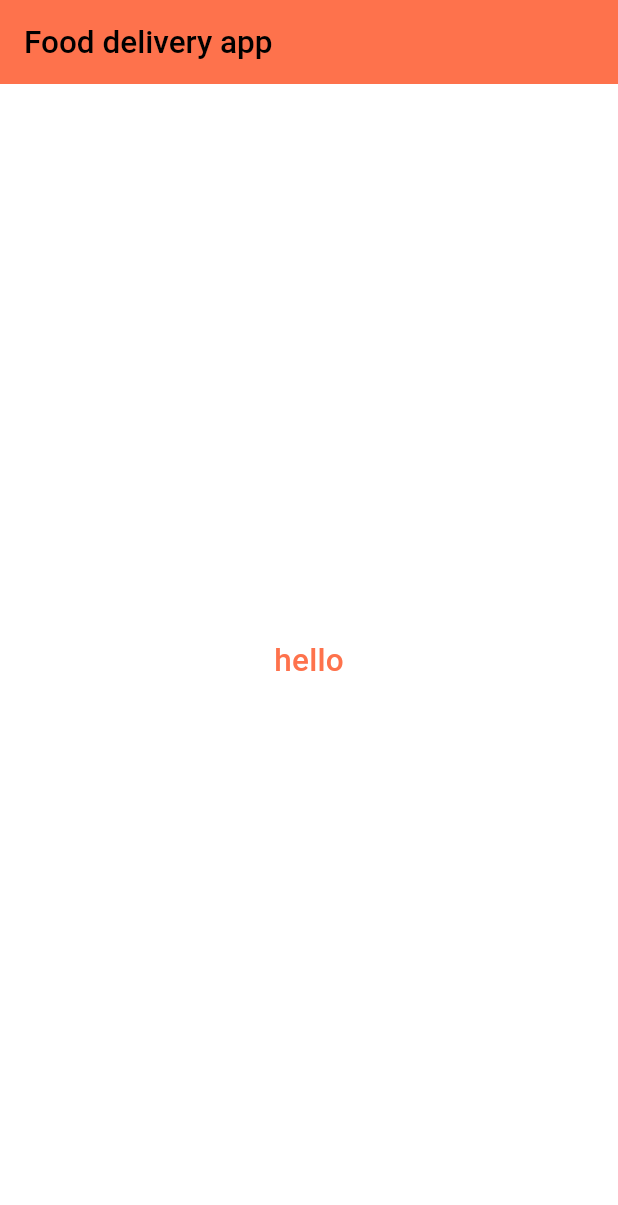
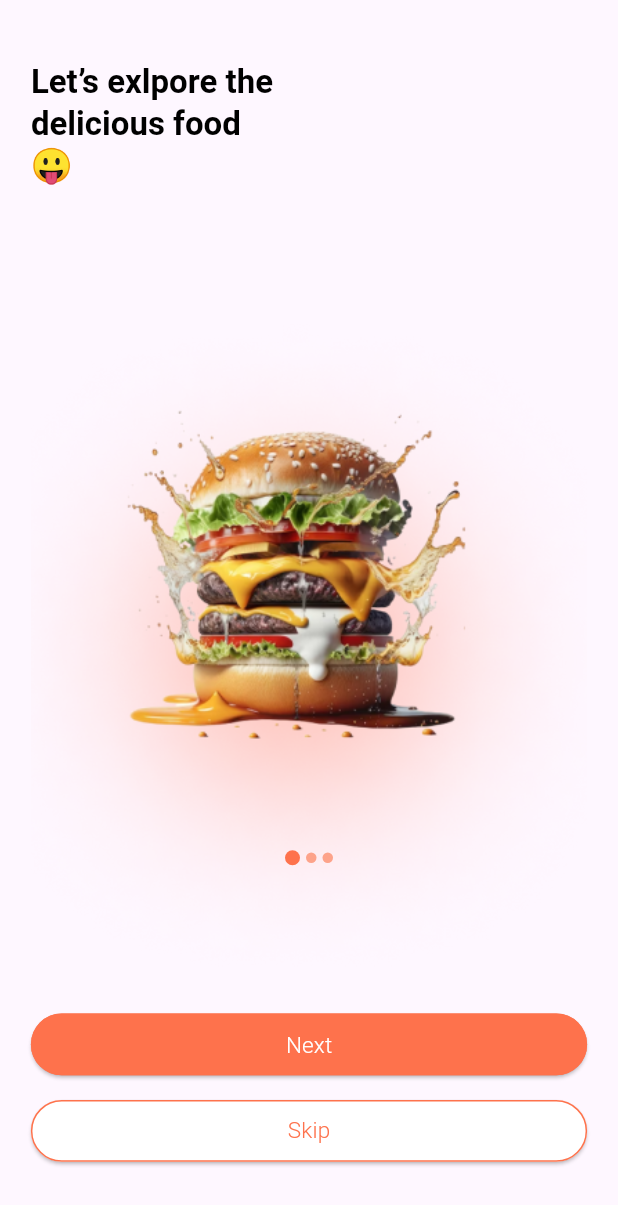
Before and after one commit to blab-sakshi-tiwari-tmp/FoodDeliveryApp, a Flutter app: the screen it shows after launch, on a phone screen of 412 x 824 dp. Shown: the top 1205 px of the screen. Run offline on Flutter 3.47's test engine with Material 3 defaults, Android fonts, the phone set to English and light mode, and no system bars; drawn by our look-alikes of carousel_slider; our stand-ins replace logger; Roboto replaces fonts that are missing (Roboto-Medium, Roboto-Regular).

Commit message:
made the splash and onboarding screen

```diff
--- /dev/null
+++ b/lib/UI/Screens/onboarding_screen.dart
@@ -0,0 +1,256 @@
+import 'package:carousel_slider/carousel_slider.dart';
+import 'package:flutter/material.dart';
+import 'package:food_delivery_app/UI/ReusableWidgets/button.dart';
+import 'package:food_delivery_app/UI/Screens/loginOrSignup.dart';
+import 'package:food_delivery_app/UI/Utils/images.dart';
+import 'package:food_delivery_app/UI/Utils/responsive_function.dart';
+import 'package:food_delivery_app/UI/Utils/strings.dart';
+
+class OnBoardingScreen extends StatefulWidget {
+  const OnBoardingScreen({Key? key}) : super(key: key);
+
+  @override
+  State<OnBoardingScreen> createState() => OnBoardingScreenState();
+}
+
+class OnBoardingScreenState extends State<OnBoardingScreen> {
+  final CarouselController carouselController = CarouselController();
+  int currentCarouselIndex = 0;
+  String isFocused = 'Next';
+  @override
+  Widget build(BuildContext context) {
+    Strings string = Strings();
+    Images img = Images();
+    List carouselOnboardingList = [
+      {
+        "image_id": 1,
+        "image_path": img.imagesMap['burgerBg'],
+        "title": string.stringsMap['onBoarding']['onBoardingHeading1']
+      },
+      {
+        "image_id": 2,
+        "image_path": img.imagesMap['deliveryBoy'],
+        "title": string.stringsMap['onBoarding']['onBoardingHeading2']
+      },
+      {
+        "image_id": 3,
+        "image_path": img.imagesMap['phone'],
+        "title": string.stringsMap['onBoarding']['onBoardingHeading3']
+      },
+    ];
+    ResponsiveCalculator calculator = ResponsiveCalculator(context);
+    // List<Widget> indicators =
+    return Scaffold(
+        body: SafeArea(
+            child: Center(
+                child: Padding(
+      padding: EdgeInsets.symmetric(
+          horizontal: calculator.calculateResponsiveWidth(5),
+          vertical: calculator.calculateResponsiveHeight(5)),
+      child: Container(
+        // color: Colors.amber,
+        height: calculator.calculateResponsiveHeight(90),
+        child: Column(
+          mainAxisAlignment: MainAxisAlignment.spaceBetween,
+          children: [
+            Container(
+              // color: Colors.red,
+              child: Stack(
+                children: [
+                  InkWell(
+                    child: CarouselSlider(
+                        items: carouselOnboardingList
+                            .map((item) => Column(
+                                    mainAxisAlignment:
+                                        MainAxisAlignment.spaceBetween,
+                                    children: [
+                                      Row(
+                                        mainAxisAlignment:
+                                            MainAxisAlignment.start,
+                                        children: [
+                                          Text(item['title'],
+                                              style: Theme.of(context)
+                                                  .textTheme
+                                                  .titleLarge)
+                                        ],
+                                      ),
+                                      // Align(
+                                      //     alignment: Alignment.centerLeft,
+                                      //     child: Visibility(
+                                      //         visible: currentCarouselIndex == 0,
+                                      //         child: Container(
+                                      //           height: calculator
+                                      //               .calculateResponsiveHeight(5),
+                                      //           child: Image(
+                                      //             image: AssetImage(
+                                      //                 img.imagesMap['smily']),
+                                      //           ),
+                                      //         ))),
+                                      Container(
+                                        // color: Colors.green,
+                                        // child:
+                                        //  ClipRect(
+                                        //     child: Container(
+                                        //   width: (MediaQuery.of(context)
+                                        //           .size
+                                        //           .width) +
+                                        //       150,
+                                        //   height: MediaQuery.of(context)
+                                        //           .size
+                                        //           .width +
+                                        //       150,
+                                        child: Image(
+                                            image:
+                                                AssetImage(item['image_path']),
+                                            fit: BoxFit.cover,
+                                            width: (MediaQuery.of(context)
+                                                    .size
+                                                    .width) +
+                                                200,
+                                            height: (MediaQuery.of(context)
+                                                    .size
+                                                    .width) +
+                                                70),
+                                      )
+                                    ]))
+                            .toList(),
+                        carouselController: carouselController,
+                        options: CarouselOptions(
+                          height: calculator.calculateResponsiveHeight(75),
+                          aspectRatio: 2,
+                          viewportFraction: 1,
+                          autoPlay: true,
+                          scrollPhysics: const BouncingScrollPhysics(),
+                          onPageChanged: (index, reason) {
+                            setState(() {
+                              currentCarouselIndex = index;
+                            });
+                          },
+                        )),
+                  ),
+                  Positioned(
+                      bottom: calculator.calculateResponsiveHeight(10),
+                      left: 0,
+                      right: 0,
+                      child: Row(
+                        mainAxisAlignment: MainAxisAlignment.center,
+                        children:
+                            carouselOnboardingList.asMap().entries.map((entry) {
+                          return GestureDetector(
+                            onTap: () => {
+                              carouselController
+                                  .animateToPage(currentCarouselIndex)
+                            },
+                            child: Container(
+                              width: currentCarouselIndex == entry.key ? 10 : 7,
+                              height:
+                                  currentCarouselIndex == entry.key ? 10 : 7,
+                              margin:
+                                  const EdgeInsets.symmetric(horizontal: 2.0),
+                              decoration: BoxDecoration(
+                                borderRadius: BorderRadius.circular(50),
+                                color: currentCarouselIndex == entry.key
+                                    ? const Color(0xffFE724C)
+                                    : const Color(0xffFDA38A),
+                              ),
+                            ),
+                          );
+                        }).toList(),
+                      ))
+                ],
+              ),
+            ),
+            Container(
+              child: Column(
+                children: [
+                  Padding(
+                    padding: EdgeInsets.symmetric(
+                        // horizontal: calculator.calculateResponsiveWidth(5),
+                        vertical: calculator.calculateResponsiveHeight(1)),
+                    child: SizedBox(
+                      width: calculator.calculateResponsiveWidth(100),
+                      height: calculator.calculateResponsiveHeight(5),
+                      child: ElevatedButton(
+                        style: ElevatedButton.styleFrom(
+                          foregroundColor: isFocused == 'Next'
+                              ? Theme.of(context).secondaryHeaderColor
+                              : Theme.of(context).primaryColor,
+                          backgroundColor: isFocused == 'Next'
+                              ? Theme.of(context).primaryColor
+                              : Theme.of(context).secondaryHeaderColor,
+                          padding: const EdgeInsets.all(5.0),
+                          shape: RoundedRectangleBorder(
+                            borderRadius: BorderRadius.circular(30.0),
+                            side: BorderSide(
+                              color: Theme.of(context)
+                                  .primaryColor, // Set your desired border color here
+                              width: 1.0, // Set the width of the border
+                            ),
+                          ),
+                        ),
+                        child: Text(
+                          'Next',
+                          style: Theme.of(context).textTheme.titleSmall,
+                        ),
+                        onPressed: () {
+                          setState(() {
+                            isFocused = 'Next';
+                            logger.w(currentCarouselIndex);
+
+                            currentCarouselIndex = currentCarouselIndex >= 0 ||
+                                    currentCarouselIndex <= 2
+                                ? currentCarouselIndex + 1
+                                : 0;
+                          });
+                        },
+                      ),
+                    ),
+                  ),
+                  Padding(
+                    padding: EdgeInsets.symmetric(
+                        // horizontal: calculator.calculateResponsiveWidth(5),
+                        vertical: calculator.calculateResponsiveHeight(1)),
+                    child: SizedBox(
+                      width: calculator.calculateResponsiveWidth(100),
+                      height: calculator.calculateResponsiveHeight(5),
+                      child: ElevatedButton(
+                        style: ElevatedButton.styleFrom(
+                          foregroundColor: isFocused == 'Skip'
+                              ? Theme.of(context).secondaryHeaderColor
+                              : Theme.of(context).primaryColor,
+                          backgroundColor: isFocused == 'Skip'
+                              ? Theme.of(context).primaryColor
+                              : Theme.of(context).secondaryHeaderColor,
+                          padding: const EdgeInsets.all(5.0),
+                          shape: RoundedRectangleBorder(
+                            borderRadius: BorderRadius.circular(30.0),
+                            side: BorderSide(
+                              color: Theme.of(context)
+                                  .primaryColor, // Set your desired border color here
+                              width: 1.0, // Set the width of the border
+                            ),
+                          ),
+                        ),
+                        child: Text('Skip',
+                            style: Theme.of(context).textTheme.titleMedium),
+                        onPressed: () {
+                          setState(() {
+                            isFocused = 'Skip';
+                          });
+                          Navigator.push(
+                              context,
+                              MaterialPageRoute(
+                                  builder: (context) => const loginOrSignup()));
+                        },
+                      ),
+                    ),
+                  )
+                ],
+              ),
+            )
+          ],
+        ),
+      ),
+    ))));
+  }
+}
--- a/lib/UI/Screens/splash.dart
+++ /dev/null
@@ -1,36 +0,0 @@
-import 'package:flutter/material.dart';
-
-class Splash extends StatefulWidget {
-  const Splash({super.key, required this.title});
-
-  final String title;
-
-  @override
-  State<Splash> createState() => _MyHomePageState();
-}
-
-class _MyHomePageState extends State<Splash> {
-  @override
-  Widget build(BuildContext context) {
-    return Scaffold(
-      appBar: AppBar(
-        backgroundColor: Theme.of(context).colorScheme.primary,
-        title: Text(
-          widget.title,
-          style: Theme.of(context).textTheme.titleLarge,
-        ),
-      ),
-      body: Center(
-        child: Column(
-          mainAxisAlignment: MainAxisAlignment.center,
-          children: <Widget>[
-            Text(
-              'hello',
-              style: Theme.of(context).textTheme.titleMedium,
-            ),
-          ],
-        ),
-      ),
-    );
-  }
-}
--- /dev/null
+++ b/lib/UI/Utils/images.dart
@@ -0,0 +1,12 @@
+class Images {
+  Map<String, dynamic> imagesMap = {
+    'logo': 'assets/images/logo.png',
+    'splashBg': 'assets/images/splashBg.png',
+    'smily': 'assets/images/smily.png',
+    'forwardBtn': 'assets/images/forwardBtn.png',
+    'burger': 'assets/images/burger.png',
+    'burgerBg': 'assets/images/burgerBg.png',
+    'phone': 'assets/images/phone.png',
+    'deliveryBoy': 'assets/images/deliveryBoy.png',
+  };
+}
--- /dev/null
+++ b/lib/UI/Utils/responsive_function.dart
@@ -0,0 +1,17 @@
+import 'package:flutter/material.dart';
+
+class ResponsiveCalculator {
+  final BuildContext context;
+
+  ResponsiveCalculator(this.context);
+
+  double calculateResponsiveHeight(double height) {
+    double screenHeight = MediaQuery.of(context).size.height;
+    return screenHeight * (height / 100.0);
+  }
+
+  double calculateResponsiveWidth(double width) {
+    double screenWidth = MediaQuery.of(context).size.width;
+    return screenWidth * (width / 100.0);
+  }
+}
--- /dev/null
+++ b/lib/UI/Utils/strings.dart
@@ -0,0 +1,10 @@
+class Strings {
+  Map<String, dynamic> stringsMap = {
+    'onBoarding': {
+      'onBoardingHeading1': 'Let’s exlpore the\ndelicious food\n😛',
+      'onBoardingHeading2': 'Savor the Flavor,\nDelivered to Your\nDoorstep',
+      'onBoardingHeading3': 'Ordering Food\nMade Effortless',
+      'skip': 'Skip'
+    }
+  };
+}
--- a/lib/main.dart
+++ b/lib/main.dart
@@ -1,5 +1,5 @@
 import 'package:flutter/material.dart';
-import 'package:food_delivery_app/UI/Screens/splash.dart';
+import 'package:food_delivery_app/UI/Screens/splash_screen.dart';
 
 void main() {
   runApp(const MyApp());
@@ -7,32 +7,35 @@ void main() {
 
 class MyApp extends StatelessWidget {
   const MyApp({super.key});
-
-  // This widget is the root of your application.
   @override
   Widget build(BuildContext context) {
     return MaterialApp(
       title: 'Food Delivery App',
       debugShowCheckedModeBanner: false,
       theme: ThemeData(
-          colorScheme: ColorScheme.fromSwatch().copyWith(
-              primary: const Color(0xffFE724C),
-              // Set your desired background color here
-              background: Colors.white),
+          primaryColor: const Color(0xffFE724C),
+          secondaryHeaderColor: Colors.white,
+          // colorScheme: ColorScheme.fromSwatch().copyWith(
+          //     primary: const Color(0xffFE724C), background: Colors.white),
           useMaterial3: true,
           textTheme: const TextTheme(
             titleLarge: TextStyle(
-                fontSize: 21,
-                fontWeight: FontWeight.w500,
+                fontSize: 22,
+                fontWeight: FontWeight.bold,
                 color: Colors.black,
                 fontFamily: 'Roboto-Medium'),
             titleMedium: TextStyle(
-                fontSize: 21,
-                fontWeight: FontWeight.w500,
-                color: const Color(0xffFE724C),
+                fontSize: 15,
+                fontWeight: FontWeight.w300,
+                color: Color(0xffFE724C),
+                fontFamily: 'Roboto-Regular'),
+            titleSmall: TextStyle(
+                fontSize: 15,
+                fontWeight: FontWeight.w300,
+                color: Colors.white,
                 fontFamily: 'Roboto-Regular'),
           )),
-      home: const Splash(title: 'Food delivery app'),
+      home: const SplashScreen(),
     );
   }
 }
--- a/pubspec.yaml
+++ b/pubspec.yaml
@@ -35,6 +35,8 @@ dependencies:
   # The following adds the Cupertino Icons font to your application.
   # Use with the CupertinoIcons class for iOS style icons.
   cupertino_icons: ^1.0.2
+  logger: ^2.0.2+1
+  carousel_slider: ^4.2.1
 
 dev_dependencies:
   flutter_test:
```
Also changed, not shown: lib/UI/ReusableWidgets/button.dart (added, +40 -0 lines), lib/UI/Screens/loginOrSignup.dart (added, +19 -0 lines), lib/UI/Screens/splash_screen.dart (added, +68 -0 lines), assets/images/bur.png (added), assets/images/burger.png (added), assets/images/burgerBg.png (added), assets/images/deliveryBoy.png (added), assets/images/forwardBtn.png (added), assets/images/logo.png (added), assets/images/phone.png (added), assets/images/smily.png (added), assets/images/splashBg.png (added), pubspec.lock.
